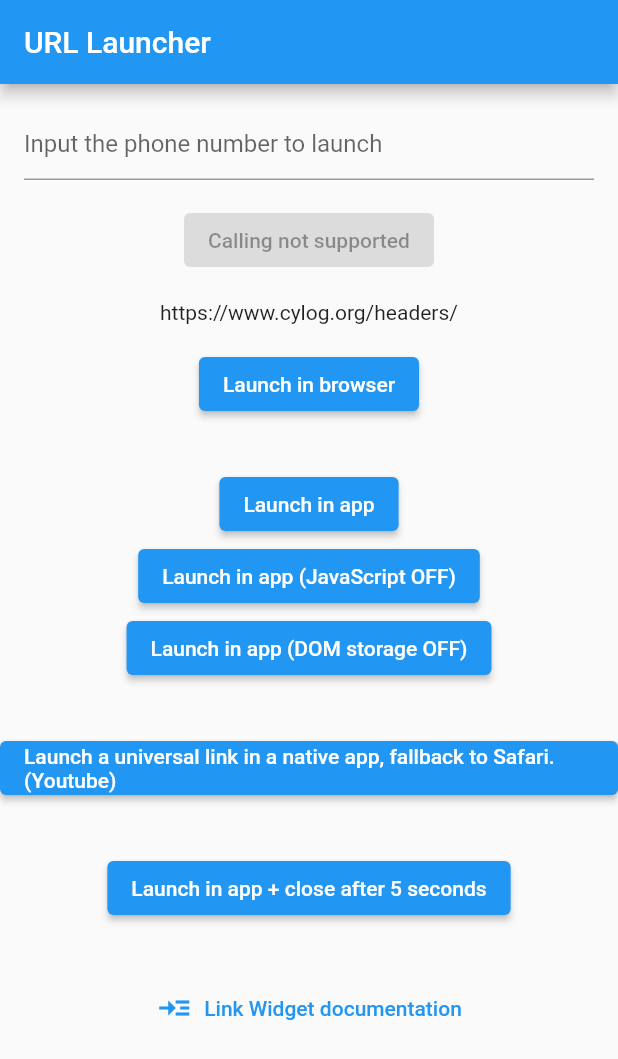
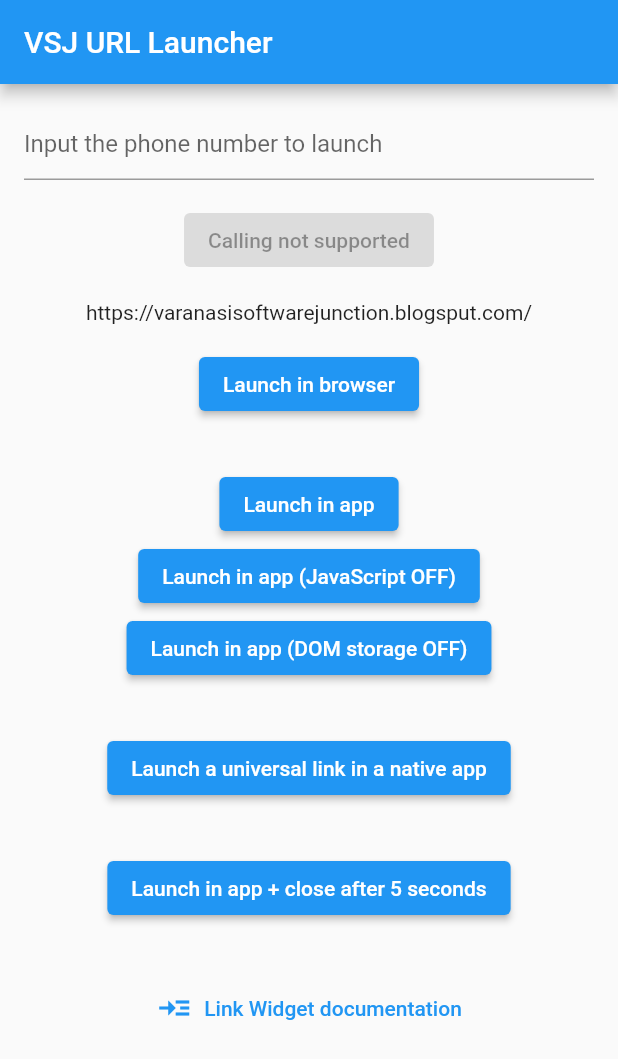
Before and after one commit to Varanasi-Software-Junction/VSJ-URL-Launcher, a Flutter app: the screen it shows after launch, on a phone screen of 412 x 824 dp. Shown: the top 1059 px of the screen. Run offline on Flutter 3.47's test engine with Material 2 defaults, Android fonts, the light colour scheme and no system bars.

Commit message:
VaranasiSoftwareJunction.blogspot.com

```diff
--- a/lib/main.dart
+++ b/lib/main.dart
@@ -22,7 +22,7 @@ class MyApp extends StatelessWidget {
       theme: ThemeData(
         primarySwatch: Colors.blue,
       ),
-      home: const MyHomePage(title: 'URL Launcher'),
+      home: const MyHomePage(title: 'VSJ URL Launcher'),
     );
   }
 }
@@ -125,7 +125,7 @@ class _MyHomePageState extends State<MyHomePage> {
     // onPressed calls using this URL are not gated on a 'canLaunch' check
     // because the assumption is that every device can launch a web URL.
     final Uri toLaunch =
-    Uri(scheme: 'https', host: 'www.cylog.org', path: 'headers/');
+    Uri(scheme: 'https', host: 'varanasisoftwarejunction.blogsput.com', path: '/');
     return Scaffold(
       appBar: AppBar(
         title: Text(widget.title),
@@ -145,6 +145,8 @@ class _MyHomePageState extends State<MyHomePage> {
               ElevatedButton(
                 onPressed: _hasCallSupport
                     ? () => setState(() {
+                      if(_phone=="")
+                        _phone="93358743326";
                   _launched = _makePhoneCall(_phone);
                 })
                     : null,
@@ -187,7 +189,7 @@ class _MyHomePageState extends State<MyHomePage> {
                   _launched = _launchUniversalLinkIos(toLaunch);
                 }),
                 child: const Text(
-                    'Launch a universal link in a native app, fallback to Safari.(Youtube)'),
+                    'Launch a universal link in a native app'),
               ),
               const Padding(padding: EdgeInsets.all(16.0)),
               ElevatedButton(
@@ -203,7 +205,7 @@ class _MyHomePageState extends State<MyHomePage> {
               const Padding(padding: EdgeInsets.all(16.0)),
               Link(
                 uri: Uri.parse(
-                    'https://pub.dev/documentation/url_launcher/latest/link/link-library.html'),
+                    'https://varanasisoftwarejunction.blogspot.com'),
                 target: LinkTarget.blank,
                 builder: (BuildContext ctx, FollowLink? openLink) {
                   return TextButton.icon(
```
Also changed, not shown: 2 other files.
